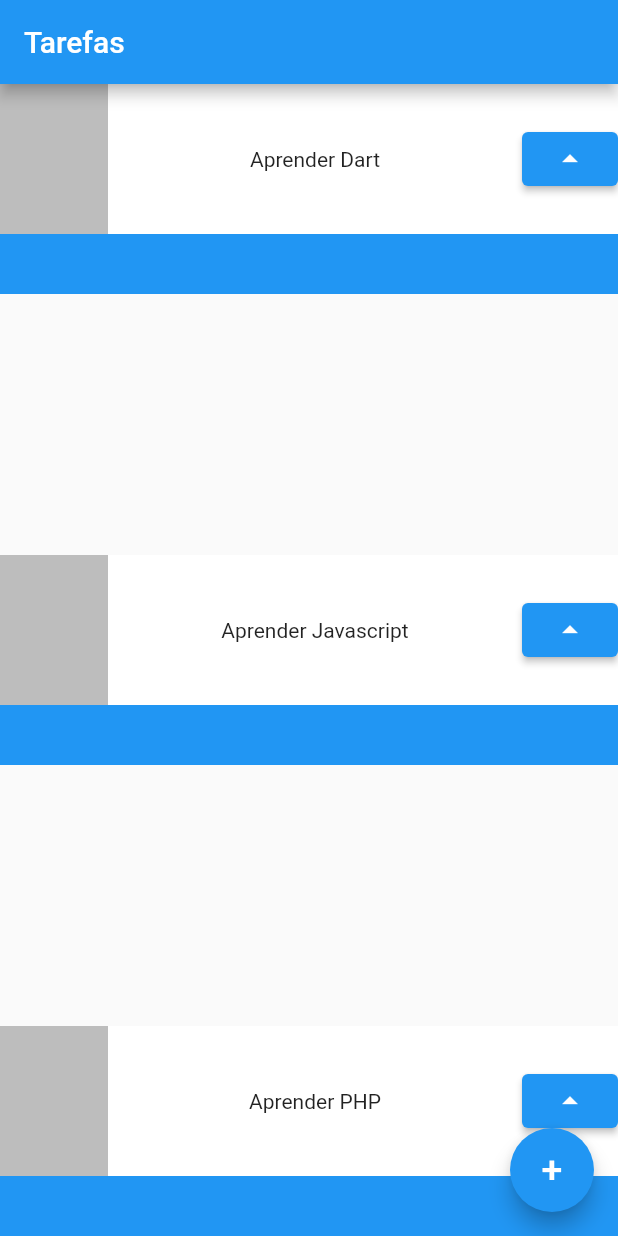
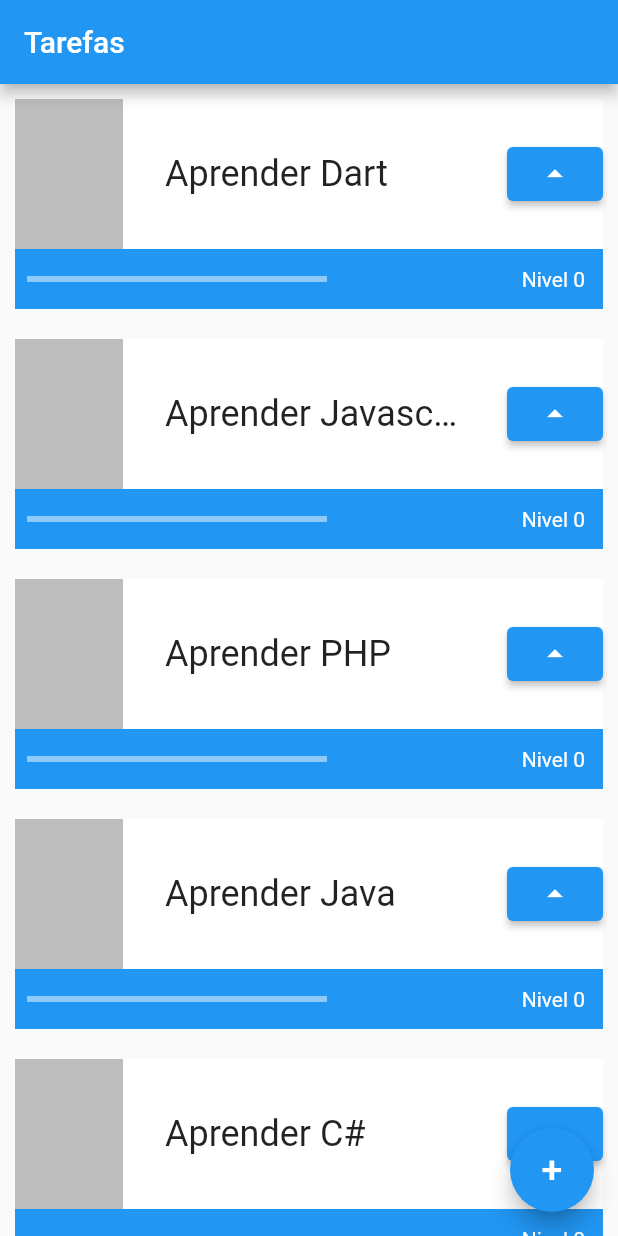
Before and after one commit to otaviohenrique1/flutter_primeiro_projeto, a Flutter app: the screen it shows after launch, on a phone screen of 412 x 824 dp. Run offline on Flutter 3.47's test engine with Material 2 defaults, Android fonts, the phone set to English and light mode, and no system bars.

Commit message:
commit 5

```diff
--- a/lib/main.dart
+++ b/lib/main.dart
@@ -17,12 +17,15 @@
         appBar: AppBar(
           title: const Text("Tarefas"),
         ),
-        body: Column(
-          mainAxisAlignment: MainAxisAlignment.spaceBetween,
+        body: ListView(
           children: [
             Task("Aprender Dart"),
             Task("Aprender Javascript"),
             Task("Aprender PHP"),
+            Task("Aprender Java"),
+            Task("Aprender C#"),
+            Task("Aprender Python"),
+            Task("Aprender R"),
           ],
         ),
         floatingActionButton: FloatingActionButton(
@@ -37,7 +40,7 @@
   }
 }
 
-class Task extends StatelessWidget {
+class Task extends StatefulWidget {
   final String nome;
 
   const Task(
@@ -46,14 +49,26 @@
   }) : super(key: key);
 
   @override
+  State<Task> createState() => _TaskState();
+}
+
+class _TaskState extends State<Task> {
+  int nivel = 0;
+
+  @override
   Widget build(BuildContext context) {
-    return Container(
+    return Padding(
+      padding: const EdgeInsets.all(10),
+      child: Container(
+        color: Colors.white,
         child: Stack(
           children: [
             Container(
               color: Colors.blue,
               height: 140,
             ),
+            Column(
+              children: [
                 Container(
                   color: Colors.white,
                   height: 100,
@@ -65,13 +80,52 @@
                         width: 72,
                         height: 100,
                       ),
-                Text(nome),
+                      Container(
+                        width: 200,
+                        child: Text(
+                          widget.nome,
+                          style: const TextStyle(
+                              fontSize: 24, overflow: TextOverflow.ellipsis),
+                        ),
+                      ),
                       ElevatedButton(
-                    onPressed: () {}, child: const Icon(Icons.arrow_drop_up))
+                          onPressed: () {
+                            setState(() {
+                              nivel++;
+                            });
+                          },
+                          child: const Icon(Icons.arrow_drop_up))
                     ],
                   ),
+                ),
+                Row(
+                  mainAxisAlignment: MainAxisAlignment.spaceBetween,
+                  children: [
+                    Padding(
+                      padding: const EdgeInsets.all(8.0),
+                      child: Container(
+                        width: 200,
+                        child: LinearProgressIndicator(
+                          color: Colors.white,
+                          value: nivel / 10,
+                        ),
+                      ),
+                    ),
+                    Padding(
+                      padding: const EdgeInsets.all(12),
+                      child: Text(
+                        "Nivel $nivel",
+                        style: const TextStyle(
+                          color: Colors.white,
+                        ),
+                      ),
+                    ),
+                  ],
+                ),
+              ],
             )
           ],
+        ),
       ),
     );
   }
```
Lines whose indentation alone changed are shown as unchanged.
